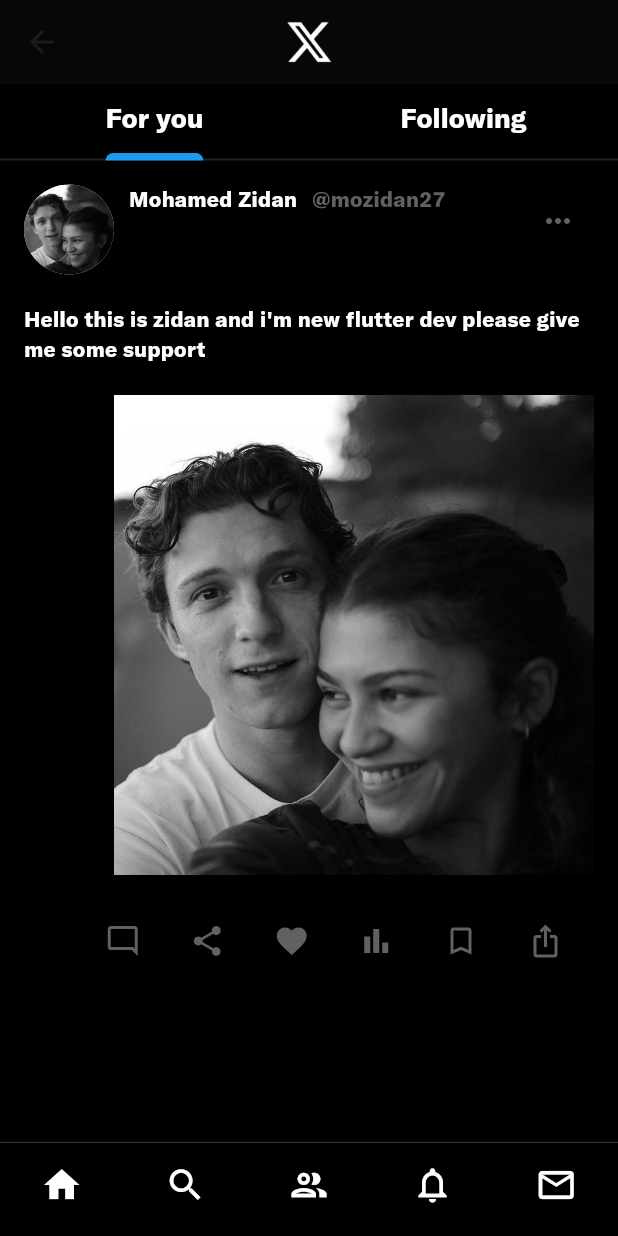
After one commit to mozidan27/twitter, a Flutter app: the MainPage screen opened directly, on a phone screen of 412 x 824 dp. The commit adds this screen. Run offline on Flutter 3.47's test engine with Material 3 defaults, Android fonts, the phone set to English and light mode, and no system bars.

Commit message:
General update

```diff
--- a/lib/views/enter_passwerd_page.dart
+++ b/lib/views/enter_passwerd_page.dart
@@ -14,7 +14,7 @@ class EnterPasswordPage extends StatelessWidget {
         centerTitle: true,
         title: Image.asset(
           'assets/images/X_logo_2023_(white).png',
-          height: 35,
+          height: 32,
         ),
         backgroundColor: const Color(0xff070707),
       ),
--- a/lib/views/home_page.dart
+++ b/lib/views/home_page.dart
@@ -14,7 +14,7 @@ class HomePage extends StatelessWidget {
         centerTitle: true,
         title: Image.asset(
           'assets/images/X_logo_2023_(white).png',
-          height: 40,
+          height: 32,
         ),
         backgroundColor: const Color(0xff070707),
       ),
--- a/lib/views/login_page.dart
+++ b/lib/views/login_page.dart
@@ -13,7 +13,7 @@ class LoginPage extends StatelessWidget {
         centerTitle: true,
         title: Image.asset(
           'assets/images/X_logo_2023_(white).png',
-          height: 35,
+          height: 32,
         ),
         backgroundColor: const Color(0xff070707),
       ),
--- /dev/null
+++ b/lib/widgets/post_view.dart
@@ -0,0 +1,66 @@
+
+import 'package:flutter/material.dart';
+import 'package:twitter/widgets/post_buttons.dart';
+
+class PostView extends StatelessWidget {
+  const PostView({
+    super.key,
+  });
+
+  @override
+  Widget build(BuildContext context) {
+    return ListView(
+      children: [
+        Row(
+          crossAxisAlignment: CrossAxisAlignment.start,
+          children: [
+            const CircleAvatar(
+              radius: 30,
+              backgroundImage: AssetImage('assets/images/download.jpg'),
+            ),
+            const SizedBox(
+              width: 10,
+            ),
+            const Text(
+              'Mohamed Zidan',
+              style: TextStyle(color: Colors.white),
+            ),
+            const SizedBox(
+              width: 10,
+            ),
+            Text(
+              '@mozidan27',
+              style: TextStyle(color: Colors.grey[700]),
+            ),
+            const Spacer(),
+            IconButton(
+              onPressed: () {},
+              icon: Icon(
+                Icons.more_horiz,
+                color: Colors.grey[700],
+              ),
+            )
+          ],
+        ),
+        const SizedBox(
+          height: 20,
+        ),
+        const Text(
+          "Hello this is zidan and i'm new flutter dev please give me some support",
+          style: TextStyle(color: Colors.white),
+        ),
+        const SizedBox(
+          height: 20,
+        ),
+        Container(
+          padding: const EdgeInsets.only(left: 60),
+          child: Image.asset('assets/images/download.jpg'),
+        ),
+        const SizedBox(
+          height: 20,
+        ),
+        const PostButtons(),
+      ],
+    );
+  }
+}
--- /dev/null
+++ b/lib/widgets/tab_bar_widget.dart
@@ -0,0 +1,34 @@
+import 'package:flutter/material.dart';
+
+class TabBarWidget extends StatelessWidget {
+  const TabBarWidget({
+    super.key,
+  });
+
+  @override
+  Widget build(BuildContext context) {
+    return TabBar(
+      indicatorColor: const Color(0xff1d9bf0),
+      indicatorSize: TabBarIndicatorSize.label,
+      indicatorWeight: 5,
+      dividerColor: Colors.grey[900],
+      dividerHeight: 1.3,
+      tabs: const [
+        Tab(
+          child: Text(
+            'For you',
+            style: TextStyle(
+                color: Colors.white, fontSize: 18, fontWeight: FontWeight.w600),
+          ),
+        ),
+        Tab(
+          child: Text(
+            'Following',
+            style: TextStyle(
+                color: Colors.white, fontSize: 18, fontWeight: FontWeight.w600),
+          ),
+        ),
+      ],
+    );
+  }
+}
```
Also changed, not shown: lib/views/MainPage.dart (+4 -29 lines), lib/views/following_page.dart (+4 -56 lines), lib/views/foryou_page.dart (+4 -56 lines).
